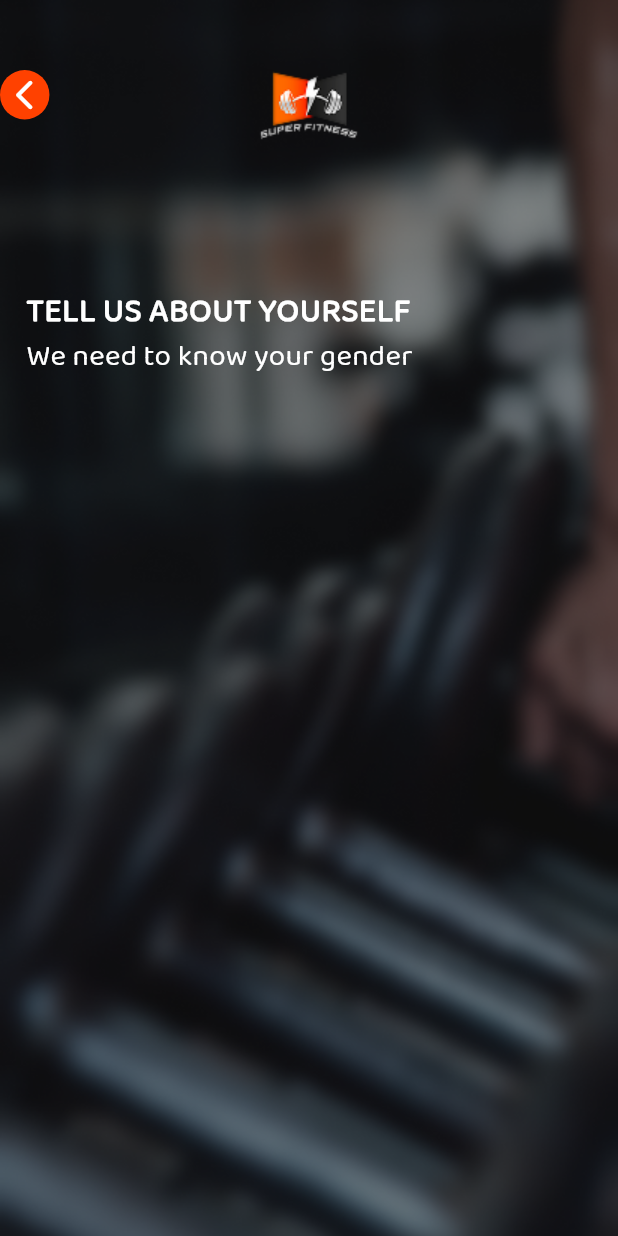
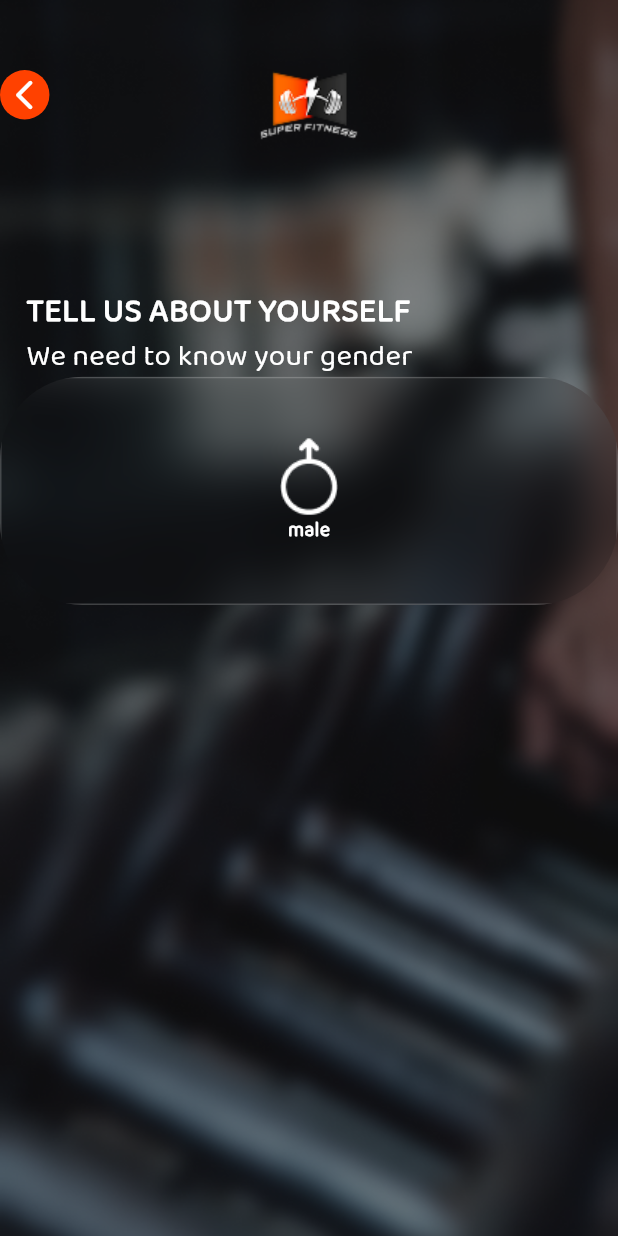
Before and after one commit to ElevateTeam2025/fitness_app, a Flutter app: the screen it shows after launch, after a tap on "Register", on a phone screen of 412 x 824 dp. Run offline on Flutter 3.47's test engine with Material 3 defaults, Android fonts, the phone set to English and light mode, and no system bars; our stand-ins replace dio, equatable, flutter_bloc, flutter_dotenv, flutter_easyloading, get_it and 7 more; generated files the repository leaves out were written again.

Commit message:
make gender_widget.dart

```diff
--- a/lib/core/utils/app_assets.dart
+++ b/lib/core/utils/app_assets.dart
@@ -17,4 +17,6 @@ abstract class IconAssets{
   static const String personIcon = "$iconPath/user.png";
   static const String emailIcon = "$iconPath/mail.png";
   static const String lockIcon = "$iconPath/lock.png";
+  static const String maleIcon = "$iconPath/male.png";
+  static const String femaleIcon = "$iconPath/female.png";
 }
--- a/lib/features/auth/sign_up/presentation/view/signup_flow.dart
+++ b/lib/features/auth/sign_up/presentation/view/signup_flow.dart
@@ -2,9 +2,9 @@ import 'package:fitness_app/core/common/height_width_extention.dart';
 import 'package:fitness_app/core/utils/app_colors.dart';
 import 'package:fitness_app/features/auth/sign_up/presentation/cubit/signup_view_model_cubit.dart';
 import 'package:fitness_app/features/auth/sign_up/presentation/cubit/signup_view_model_state.dart';
-import 'package:fitness_app/features/auth/sign_up/presentation/view/widgets/signup_basic_info.dart';
+import 'package:fitness_app/features/auth/sign_up/presentation/view/widgets/basic_info/signup_basic_info.dart';
 import 'package:fitness_app/features/auth/sign_up/presentation/view/widgets/signup_select_age.dart';
-import 'package:fitness_app/features/auth/sign_up/presentation/view/widgets/signup_select_gender.dart';
+import 'package:fitness_app/features/auth/sign_up/presentation/view/widgets/gender/signup_select_gender.dart';
 import 'package:fitness_app/features/auth/sign_up/presentation/view/widgets/signup_select_goal.dart';
 import 'package:fitness_app/features/auth/sign_up/presentation/view/widgets/signup_select_height.dart';
 import 'package:fitness_app/features/auth/sign_up/presentation/view/widgets/signup_select_weight.dart';
--- a/lib/features/auth/sign_up/presentation/view/widgets/signup_basic_info.dart
+++ b/lib/features/auth/sign_up/presentation/view/widgets/basic_info/signup_basic_info.dart
@@ -4,9 +4,9 @@ import 'package:fitness_app/core/widgets/custom_container_widget.dart';
 import 'package:flutter/material.dart';
 import 'package:flutter_bloc/flutter_bloc.dart';
 
-import '../../../../../../core/utils/text_styles.dart';
-import '../../cubit/signup_view_model_cubit.dart';
-import 'build_page_title.dart';
+import '../../../../../../../core/utils/text_styles.dart';
+import '../../../cubit/signup_view_model_cubit.dart';
+import '../build_page_title.dart';
 
 class SignupBasicInfo extends StatelessWidget {
   const SignupBasicInfo({super.key});
@@ -24,7 +24,7 @@ class SignupBasicInfo extends StatelessWidget {
           CustomContainerWidget(
             body: [
               Padding(
-                padding: EdgeInsets.all(16.0),
+                padding: EdgeInsets.all(16.HeightResponsive),
                 child: Column(
                   mainAxisAlignment: MainAxisAlignment.center,
                   children: [
--- /dev/null
+++ b/lib/features/auth/sign_up/presentation/view/widgets/gender/gender_widget.dart
@@ -0,0 +1,51 @@
+import 'package:fitness_app/core/common/height_width_extention.dart';
+import 'package:fitness_app/core/utils/app_colors.dart';
+import 'package:fitness_app/core/utils/text_styles.dart';
+import 'package:flutter/material.dart';
+
+import '../../../../../../../core/utils/app_assets.dart';
+
+class GenderWidget extends StatefulWidget {
+  const GenderWidget({super.key,required this.isSelected, required this.onPress, required this.icon, required this.name});
+
+  final bool isSelected;
+  final VoidCallback onPress;
+  final String icon;
+  final String name;
+
+  @override
+  State<GenderWidget> createState() => _GenderWidgetState();
+}
+
+class _GenderWidgetState extends State<GenderWidget> {
+  @override
+  Widget build(BuildContext context) {
+    return GestureDetector(
+      onTap: () {
+        setState(() {
+          widget.onPress();
+        });
+
+      },
+      child: Container(
+
+        width: 100.WidthResponsive,
+        height: 100.HeightResponsive,
+        decoration: BoxDecoration(
+          color: widget.isSelected?AppColors.primaryColor:Colors.transparent,
+          borderRadius: BorderRadius.circular(95),
+
+        ),
+        child: Column(
+          mainAxisAlignment: MainAxisAlignment.center,
+          crossAxisAlignment: CrossAxisAlignment.center,
+          children: [
+
+            Image.asset(widget.icon),
+            Text("male",style: AppTextStyles.BalooThambi2_600_12.copyWith(color: AppColors.whiteColor),),
+          ],
+        ),
+      ),
+    );
+  }
+}
--- /dev/null
+++ b/lib/features/auth/sign_up/presentation/view/widgets/gender/signup_select_gender.dart
@@ -0,0 +1,52 @@
+import 'package:fitness_app/core/utils/app_assets.dart';
+import 'package:fitness_app/core/widgets/custom_container_widget.dart';
+import 'package:fitness_app/features/auth/sign_up/presentation/cubit/signup_view_model_state.dart';
+import 'package:flutter/material.dart';
+import 'package:flutter_bloc/flutter_bloc.dart';
+
+import '../../../cubit/signup_view_model_cubit.dart';
+import '../build_page_title.dart';
+import 'gender_widget.dart';
+
+class SignupSelectGender extends StatelessWidget {
+  const SignupSelectGender({super.key});
+
+  @override
+  Widget build(BuildContext context) {
+    final viewModel = context.read<SignupCubit>();
+
+    return Column(
+
+      children: [
+        BuildPageTitle(title: "TELL US ABOUT YOURSELF",
+          subTitle: "We need to know your gender",),
+
+        CustomContainerWidget(
+            body: [
+
+              BlocBuilder<SignupCubit, SignupState>(
+                builder: (context, state) {
+                  return Column(
+
+                    children: [
+                      GenderWidget(onPress: () {
+                        viewModel.selectGender("male");
+
+                        },
+                        icon: IconAssets.maleIcon,
+                        isSelected: viewModel.state.gender == "male",name: "male",)
+                    ],
+
+                  );
+                },
+              )
+
+
+            ]
+
+        ),
+
+      ],
+    );
+  }
+}
--- a/lib/features/auth/sign_up/presentation/view/widgets/signup_select_age.dart
+++ b/lib/features/auth/sign_up/presentation/view/widgets/signup_select_age.dart
@@ -5,6 +5,11 @@ class SignupSelectAge extends StatelessWidget {
 
   @override
   Widget build(BuildContext context) {
-    return const Placeholder();
+    return Column(
+
+      children: [
+
+      ],
+    );
   }
 }
--- a/lib/features/auth/sign_up/presentation/view/widgets/signup_select_gender.dart
+++ /dev/null
@@ -1,17 +0,0 @@
-import 'package:flutter/material.dart';
-
-import 'build_page_title.dart';
-
-class SignupSelectGender extends StatelessWidget {
-  const SignupSelectGender({super.key});
-
-  @override
-  Widget build(BuildContext context) {
-    return Column(
-
-      children: [
-        BuildPageTitle(title: "TELL US ABOUT YOURSELF",subTitle: "We need to know your gender",)
-      ],
-    );
-  }
-}
--- a/pubspec.yaml
+++ b/pubspec.yaml
@@ -96,6 +96,7 @@ flutter:
   # To add assets to your application, add an assets section, like this:
   assets:
     - assets/images/
+    - assets/icons/
   #   - images/a_dot_ham.jpeg
 
   # An image asset can refer to one or more resolution-specific "variants", see
```
Also changed, not shown: assets/icons/female.png, assets/icons/male.png.
